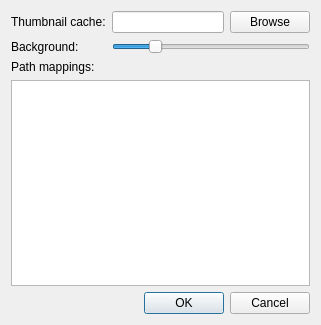
First picture: the form in settingsdialog.ui, repository Osse/shotwin, before the edit.
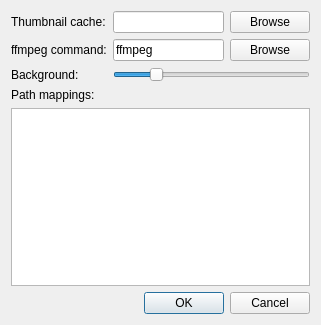
Second picture: the form after the edit.

Commit message: Add setting for the path to ffmpeg

```diff
--- a/settingsdialog.ui
+++ b/settingsdialog.ui
@@ -14,17 +14,21 @@
    <string>Shotwin settings</string>
   </property>
   <layout class="QGridLayout" name="gridLayout">
-   <item row="7" column="1" colspan="2">
-    <widget class="QDialogButtonBox" name="buttonBox">
-     <property name="orientation">
-      <enum>Qt::Horizontal</enum>
+   <item row="5" column="0">
+    <widget class="QLabel" name="label_2">
+     <property name="text">
+      <string>Path mappings:</string>
      </property>
-     <property name="standardButtons">
-      <set>QDialogButtonBox::Cancel|QDialogButtonBox::Ok</set>
+    </widget>
+   </item>
+   <item row="3" column="0">
+    <widget class="QLabel" name="labelBackground">
+     <property name="text">
+      <string>Background:</string>
      </property>
     </widget>
    </item>
-   <item row="2" column="1" colspan="2">
+   <item row="3" column="1" colspan="2">
     <widget class="QSlider" name="sliderBgColor">
      <property name="maximum">
       <number>255</number>
@@ -40,10 +44,13 @@
      </property>
     </widget>
    </item>
-   <item row="2" column="0">
-    <widget class="QLabel" name="labelBackground">
-     <property name="text">
-      <string>Background:</string>
+   <item row="8" column="1" colspan="2">
+    <widget class="QDialogButtonBox" name="buttonBox">
+     <property name="orientation">
+      <enum>Qt::Horizontal</enum>
+     </property>
+     <property name="standardButtons">
+      <set>QDialogButtonBox::Cancel|QDialogButtonBox::Ok</set>
      </property>
     </widget>
    </item>
@@ -54,10 +61,13 @@
      </property>
     </widget>
    </item>
-   <item row="4" column="0">
-    <widget class="QLabel" name="label_2">
-     <property name="text">
-      <string>Path mappings:</string>
+   <item row="5" column="1" colspan="2">
+    <widget class="QDialogButtonBox" name="bbMapping">
+     <property name="standardButtons">
+      <set>QDialogButtonBox::NoButton</set>
+     </property>
+     <property name="centerButtons">
+      <bool>false</bool>
      </property>
     </widget>
    </item>
@@ -71,19 +81,33 @@
      </property>
     </widget>
    </item>
-   <item row="4" column="1" colspan="2">
-    <widget class="QDialogButtonBox" name="bbMapping">
-     <property name="standardButtons">
-      <set>QDialogButtonBox::NoButton</set>
-     </property>
-     <property name="centerButtons">
-      <bool>false</bool>
-     </property>
-    </widget>
-   </item>
-   <item row="5" column="0" colspan="3">
+   <item row="6" column="0" colspan="3">
     <widget class="QPlainTextEdit" name="tePathMappings"/>
    </item>
+   <item row="2" column="0">
+    <widget class="QLabel" name="label_3">
+     <property name="text">
+      <string>&lt;html&gt;&lt;head/&gt;&lt;body&gt;&lt;p&gt;&lt;span style=&quot; font-family:'Courier New';&quot;&gt;ffmpeg&lt;/span&gt; command:&lt;/p&gt;&lt;/body&gt;&lt;/html&gt;</string>
+     </property>
+     <property name="textFormat">
+      <enum>Qt::AutoText</enum>
+     </property>
+    </widget>
+   </item>
+   <item row="2" column="1">
+    <widget class="QLineEdit" name="leFfmpegCmd">
+     <property name="text">
+      <string>ffmpeg</string>
+     </property>
+    </widget>
+   </item>
+   <item row="2" column="2">
+    <widget class="QPushButton" name="pbBrowseForFfmpeg">
+     <property name="text">
+      <string>Browse</string>
+     </property>
+    </widget>
+   </item>
   </layout>
  </widget>
  <resources/>
```
The commit also changes 2 other files.
